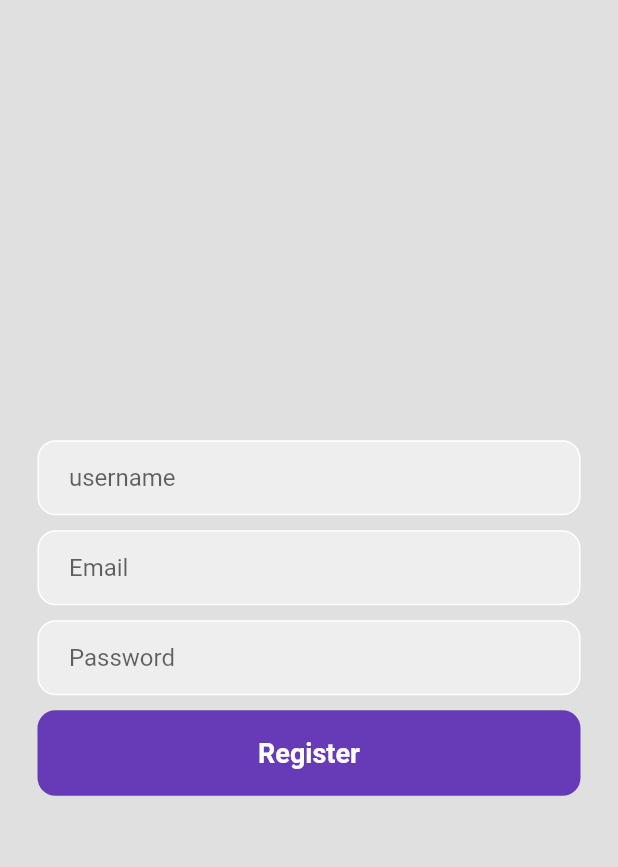
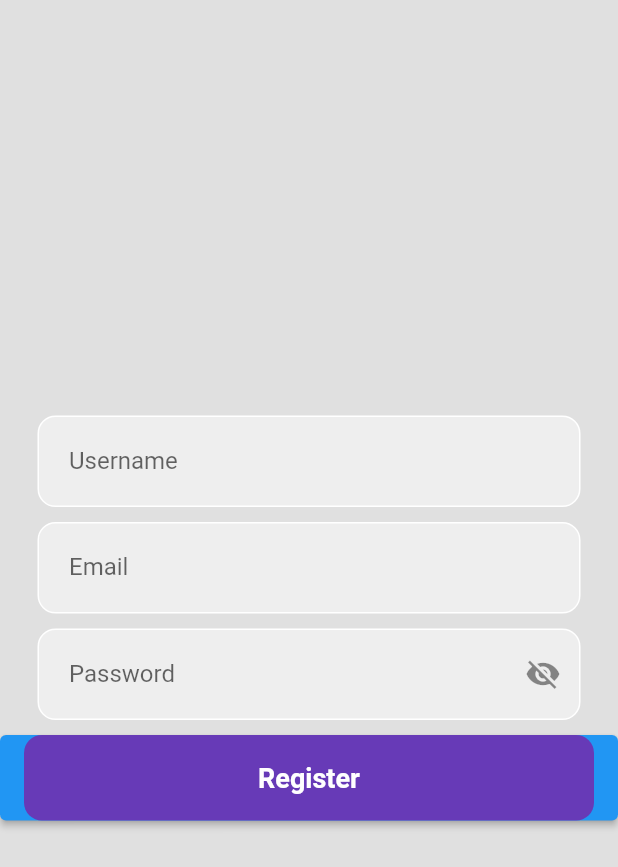
Before and after one commit to MayibongweEyeMagic/med_block_chain, a Flutter app: the screen it shows after launch, after a tap on "Register now", on a phone screen of 412 x 824 dp. Shown: the top 867 px of the screen. Run offline on Flutter 3.47's test engine with Material 2 defaults, Android fonts, the phone set to English and light mode, and no system bars; missing offline and left inert: mongo_dart.

Commit message:
registration/DBconnect

```diff
--- /dev/null
+++ b/lib/database/connectDB.dart
@@ -0,0 +1,21 @@
+import 'package:mongo_dart/mongo_dart.dart' show Db;
+
+import '../model/patient.dart';
+
+
+
+class DBConnection {
+  static var db, userCollection;
+
+  static connect() async {
+    db = await Db.create(
+        "mongodb+srv://siba:blockchain@cluster0.c6dii.mongodb.net/mydatabase");
+    await db.open();
+    userCollection = db.collection("registration");
+  }
+
+  static insert(Patient patient) async {
+    await userCollection.insertAll([patient.toMap()]);
+  }
+
+}
--- a/lib/login_page.dart
+++ /dev/null
@@ -1,145 +0,0 @@
-// ignore_for_file: prefer_const_constructors
-import 'package:flutter/material.dart';
-import 'package:med_block_chain/RegistrationPage.dart';
-
-class LoginPage extends StatefulWidget {
-   const LoginPage({Key? key}) : super(key: key);
-   @override
-  State<LoginPage> createState() => LoginPageState();
-
-  // This widget is the root of your application.
-
-}
-
- class LoginPageState extends State<LoginPage>{
-
- @override
-  Widget build(BuildContext context) {
-    return Scaffold(
-      backgroundColor: Colors.grey[300],
-       body: SafeArea(
-
-        // SafeArea is an important and useful widget in Flutter which makes UI dynamic and adaptive
-        //to a wide variety of devices. While designing the layout of widgets,
-        // we consider different types of devices and their pre-occupied
-          child: Center(
-            child: SingleChildScrollView(
-              child: Column(
-                   mainAxisAlignment: MainAxisAlignment.center,
-                // ignore: prefer_const_literals_to_create_immutables
-                children: [
-                  // ignore: prefer_const_constructors
-                  SizedBox(height: 25),
-                  //welcome back text
-                  // ignore: prefer_const_constructors
-                  Text(
-
-                    "Welcome Back",
-                      style:TextStyle(
-                        fontWeight: FontWeight.bold,
-                        fontSize: 52
-                        )
-                    ),
-                    SizedBox(height: 20),
-
-                    //code for the email textfield
-                    Padding(
-                      padding: const EdgeInsets.symmetric(horizontal: 25.0),
-                      child: Container(
-                        decoration: BoxDecoration(
-                          color: Colors.grey[200],
-                          border: Border.all(color: Colors.white),
-                          borderRadius: BorderRadius.circular(12),
-                        ),
-                        child: Padding(
-                          padding: const EdgeInsets.only(left:20.0),
-                          child: TextField(
-
-                            decoration:InputDecoration(
-                              border: InputBorder.none,
-                              hintText: 'Email',
-                            ),
-                          ),
-                        ),
-                      ),
-                    ),
-                    SizedBox(height: 10),
-                    // code for the Password textfield
-                     Padding(
-                      padding: const EdgeInsets.symmetric(horizontal: 25.0),
-                      child: Container(
-                        decoration: BoxDecoration(
-                          color: Colors.grey[200],
-                          border: Border.all(color: Colors.white),
-                          borderRadius: BorderRadius.circular(12),
-                        ),
-                        child: Padding(
-                          padding: const EdgeInsets.only(left:20.0),
-                          child: TextField(
-                            obscureText: true,
-                            decoration:InputDecoration(
-                              border: InputBorder.none,
-                              hintText: 'Password',
-                            ),
-                          ),
-                        ),
-                      ),
-                    ),
-                  SizedBox(height: 10),
-                 // these is code for the sign in button
-                 Padding(
-                   padding: const EdgeInsets.symmetric(horizontal: 25.0),
-                   child: Container(
-                    padding: EdgeInsets.all(18),
-                    decoration: BoxDecoration(
-                      color: Colors.deepPurple,
-                      borderRadius: BorderRadius.circular(12),
-                      ),
-                    child: Center(
-                      child: Text(
-                        "Login",
-                        style: TextStyle(
-                          color: Colors.white,
-                          fontWeight: FontWeight.bold,
-                          fontSize: 18,
-                          ),
-                      ),
-                    ),
-                   ),
-                 ),
-                 SizedBox(height: 25),
-
-                 // code for Register text
-                 Row(
-                  mainAxisAlignment: MainAxisAlignment.center,
-                   // ignore: prefer_const_literals_to_create_immutables
-                   children: <Widget>[
-                     Text(' dont have an account?',style: TextStyle(
-                      fontWeight: FontWeight.bold,
-                      ),
-                      ),
-                     GestureDetector(
-                       child: Text( ' Register now',style: TextStyle(
-                        color: Colors.blue,
-                        fontWeight: FontWeight.bold,
-                        ),
-                        ),
-                        onTap: (){
-                            Navigator.pushReplacement(context, MaterialPageRoute(builder: (context) => RegistrationPage()));
-
-                        },
-                     ),
-                   ],
-                 ),
-              //mainAxisAlignment: MainAxisAlignment.center,
-
-                    ],),
-            ),
-          ),
-       ),
-
-    );
-  }
-
-
- }
--- a/lib/main.dart
+++ b/lib/main.dart
@@ -1,7 +1,11 @@
 import 'package:flutter/material.dart';
-import 'package:med_block_chain/login_page.dart';
+import 'package:med_block_chain/pages/login_page.dart';
 
-void main() {
+import 'database/connectDB.dart';
+
+void main() async {
+  WidgetsFlutterBinding.ensureInitialized();
+  await DBConnection.connect();
   runApp(const MyApp());
 }
 
--- /dev/null
+++ b/lib/model/patient.dart
@@ -0,0 +1,28 @@
+import 'package:mongo_dart/mongo_dart.dart';
+
+class Patient{
+
+  final ObjectId id;
+  final String username;
+  final String email;
+  final String password;
+
+  const Patient({required this.id, required this.username,
+    required this.email, required this.password});
+
+  Map<String, dynamic> toMap() {
+    return {
+      '_id': id,
+      'username': username,
+      'email': email,
+      'password': password,
+    };
+  }
+
+  Patient.fromMap(Map<String, dynamic> map)
+      : id = map['_id'],
+        username = map['username'],
+        email = map['email'],
+        password = map['password'];
+
+}
--- /dev/null
+++ b/lib/pages/RegistrationPage.dart
@@ -0,0 +1,209 @@
+import 'package:flutter/material.dart';
+// import 'package:med_block_chain/database/connectDB.dart';
+// import 'package:mongo_dart/mongo_dart.dart' as m;
+import 'package:med_block_chain/model/patient.dart';
+// import 'package:email_validator/email_validator.dart';
+
+class RegistrationPage extends StatefulWidget {
+  const RegistrationPage({Key? key}) : super(key: key);
+  @override
+  State<RegistrationPage> createState() => RegistrationPageState();
+
+  // This widget is the root of your application.
+
+}
+
+class RegistrationPageState extends State<RegistrationPage>{
+  bool _isObscure = true;
+  bool _userValidate =false;
+  bool _emailValidate =false;
+  bool _passValidate =false;
+
+  TextEditingController usernameController = TextEditingController();
+  TextEditingController emailController = TextEditingController();
+  TextEditingController passwordController = TextEditingController();
+
+  @override
+  void dispose() {
+    usernameController.dispose();
+    emailController.dispose();
+    passwordController.dispose();
+  }
+
+  @override
+  void initState() {
+    super.initState();
+
+    Future.delayed(Duration.zero, () {
+      setState(() {
+        final Patient patient = ModalRoute.of(context)!.settings.arguments as Patient;
+        usernameController.text = patient.username;
+        emailController.text = patient.email;
+        passwordController.text = patient.password;
+      });
+    });
+  }
+ @override
+  Widget build(BuildContext context) {
+
+    return Scaffold(
+      backgroundColor: Colors.grey[300],
+       body: SafeArea(
+
+        // SafeArea is an important and useful widget in Flutter which makes UI dynamic and adaptive
+        //to a wide variety of devices. While designing the layout of widgets,
+        // we consider different types of devices and their pre-occupied
+          child: Center(
+            child:SingleChildScrollView (
+              child: Column(
+                   mainAxisAlignment: MainAxisAlignment.center,
+                // ignore: prefer_const_literals_to_create_immutables
+                children: [
+                    //code for the username textfield
+                    Padding(
+                      padding: const EdgeInsets.symmetric(horizontal: 25.0),
+                      child: Container(
+                        decoration: BoxDecoration(
+                          color: Colors.grey[200],
+                          border: Border.all(color: Colors.white),
+                          borderRadius: BorderRadius.circular(12),
+                        ),
+                        child: Padding(
+                          padding: const EdgeInsets.only(left:20.0),
+                          child: TextField(
+                            controller: usernameController,
+                            keyboardType: TextInputType.name,
+                            decoration: InputDecoration(
+                              border: InputBorder.none,
+                              labelText: 'Username',
+                              errorText: _userValidate ? 'Username can\'t be empty' : null,
+                            ),
+                          ),
+                        ),
+                      ),
+                    ),
+                    const SizedBox(height: 10),
+
+                    //code for the email textfield
+                    Padding(
+                      padding: const EdgeInsets.symmetric(horizontal: 25.0),
+                      child: Container(
+                        decoration: BoxDecoration(
+                          color: Colors.grey[200],
+                          border: Border.all(color: Colors.white),
+                          borderRadius: BorderRadius.circular(12),
+                        ),
+                        child: Padding(
+                          padding: const EdgeInsets.only(left:20.0),
+                          child: TextField(
+                            controller: emailController,
+                            keyboardType: TextInputType.emailAddress,
+                            decoration: InputDecoration(
+                              border: InputBorder.none,
+                              labelText: 'Email',
+                              errorText: _emailValidate ? 'Email can\'t be empty' : null,
+                            ),
+                          ),
+                        ),
+                      ),
+                    ),
+                    const SizedBox(height: 10),
+                    // code for the Password textfield
+                     Padding(
+                      padding: const EdgeInsets.symmetric(horizontal: 25.0),
+                      child: Container(
+                        decoration: BoxDecoration(
+                          color: Colors.grey[200],
+                          border: Border.all(color: Colors.white),
+                          borderRadius: BorderRadius.circular(12),
+                        ),
+                        child: Padding(
+                          padding: const EdgeInsets.only(left:20.0),
+                          child: TextField(
+                            controller: passwordController,
+                            obscureText: _isObscure,
+                            decoration:InputDecoration(
+                              border: InputBorder.none,
+                              labelText: 'Password',
+                              errorText: _passValidate ? 'Password can\'t be empty' : null,
+                              suffixIcon: IconButton(
+                                  onPressed: () {
+                                    setState(() {
+                                      _isObscure = !_isObscure;
+                                    });
+                                  },
+                                  icon: Icon(
+                                    _isObscure ? Icons.visibility_off : Icons.visibility,
+                                  ),
+                              )
+                            ),
+                          ),
+                        ),
+                      ),
+                    ),
+                  const SizedBox(height: 10),
+                 // these is code for  the sign in button
+                 ElevatedButton(
+                   // padding: const EdgeInsets.symmetric(horizontal: 25.0),
+                   onPressed: () {
+                     checkIsEmpty(usernameController.text,
+                         emailController.text, passwordController.text);
+                   },
+                   child: Container(
+                    padding: const EdgeInsets.all(18),
+                    decoration: BoxDecoration(
+                      color: Colors.deepPurple,
+                      borderRadius: BorderRadius.circular(12),
+                      ),
+                    child: const Center(
+                      child: Text(
+                        "Register",
+                        style: TextStyle(
+                          color: Colors.white,
+                          fontWeight: FontWeight.bold,
+                          fontSize: 18,
+                          ),
+                      ),
+                    ),
+                   ),
+                 ),
+
+                    ],),
+            ),
+          ),
+       ),
+
+    );
+  }
+  void insertUser() async {
+    // final patient = Patient(
+    //   id: m.ObjectId(),
+    //   username: usernameController.text,
+    //   email: emailController.text,
+    //   password: passwordController.text,
+    // );
+    // await DBConnection.insert(patient);
+    print(usernameController.text);
+    print(emailController.text);
+    print(passwordController.text);
+  }
+
+  void checkIsEmpty(String username, String email, String password) async {
+    if (username.isEmpty || email.isEmpty || password.isEmpty)
+    {
+      setState(() {
+        username.isEmpty ? _userValidate = true : _userValidate = false;
+        email.isEmpty ? _emailValidate = true : _emailValidate = false;
+        password.isEmpty ? _passValidate = true : _passValidate = false;
+      });
+    }
+
+    // else if()
+    // {
+    //
+    // }
+
+  }
+
+
+}
--- a/lib/RegistrationPage.dart
+++ b/lib/pages/login_page.dart
@@ -1,15 +1,17 @@
+// ignore_for_file: prefer_const_constructors
 import 'package:flutter/material.dart';
+import 'package:med_block_chain/pages/RegistrationPage.dart';
 
-class RegistrationPage extends StatefulWidget {
-   const RegistrationPage({Key? key}) : super(key: key);
+class LoginPage extends StatefulWidget {
+   const LoginPage({Key? key}) : super(key: key);
    @override
-  State<RegistrationPage> createState() => RegistrationPageState();
+  State<LoginPage> createState() => LoginPageState();
 
   // This widget is the root of your application.
 
 }
 
- class RegistrationPageState extends State<RegistrationPage>{
+ class LoginPageState extends State<LoginPage>{
 
  @override
   Widget build(BuildContext context) {
@@ -21,32 +23,24 @@ class RegistrationPage extends StatefulWidget {
         //to a wide variety of devices. While designing the layout of widgets,
         // we consider different types of devices and their pre-occupied
           child: Center(
-            child:SingleChildScrollView (
+            child: SingleChildScrollView(
               child: Column(
                    mainAxisAlignment: MainAxisAlignment.center,
                 // ignore: prefer_const_literals_to_create_immutables
                 children: [
-                    //code for the username textfield
-                    Padding(
-                      padding: const EdgeInsets.symmetric(horizontal: 25.0),
-                      child: Container(
-                        decoration: BoxDecoration(
-                          color: Colors.grey[200],
-                          border: Border.all(color: Colors.white),
-                          borderRadius: BorderRadius.circular(12),
-                        ),
-                        child: Padding(
-                          padding: const EdgeInsets.only(left:20.0),
-                          child: TextField(
-                            decoration:InputDecoration(
-                              border: InputBorder.none,
-                              hintText: 'username',
-                            ),
-                          ),
-                        ),
-                      ),
+                  // ignore: prefer_const_constructors
+                  SizedBox(height: 25),
+                  //welcome back text
+                  // ignore: prefer_const_constructors
+                  Text(
+
+                    "Welcome Back",
+                      style:TextStyle(
+                        fontWeight: FontWeight.bold,
+                        fontSize: 52
+                        )
                     ),
-                    SizedBox(height: 10),
+                    SizedBox(height: 20),
 
                     //code for the email textfield
                     Padding(
@@ -60,6 +54,7 @@ class RegistrationPage extends StatefulWidget {
                         child: Padding(
                           padding: const EdgeInsets.only(left:20.0),
                           child: TextField(
+
                             decoration:InputDecoration(
                               border: InputBorder.none,
                               hintText: 'Email',
@@ -91,7 +86,7 @@ class RegistrationPage extends StatefulWidget {
                       ),
                     ),
                   SizedBox(height: 10),
-                 // these is code for  the sign in button
+                 // these is code for the sign in button
                  Padding(
                    padding: const EdgeInsets.symmetric(horizontal: 25.0),
                    child: Container(
@@ -102,7 +97,7 @@ class RegistrationPage extends StatefulWidget {
                       ),
                     child: Center(
                       child: Text(
-                        "Register",
+                        "Login",
                         style: TextStyle(
                           color: Colors.white,
                           fontWeight: FontWeight.bold,
@@ -112,6 +107,33 @@ class RegistrationPage extends StatefulWidget {
                     ),
                    ),
                  ),
+                 SizedBox(height: 25),
+
+                 // code for Register text
+                 Row(
+                  mainAxisAlignment: MainAxisAlignment.center,
+                   // ignore: prefer_const_literals_to_create_immutables
+                   children: <Widget>[
+                     Text(' dont have an account?',style: TextStyle(
+                      fontWeight: FontWeight.bold,
+                      ),
+                      ),
+                     GestureDetector(
+                       child: Text( ' Register now',style: TextStyle(
+                        color: Colors.blue,
+                        fontWeight: FontWeight.bold,
+                        ),
+                        ),
+                        onTap: (){
+                            Navigator.push(
+                                context,
+                                MaterialPageRoute(builder: (context) => RegistrationPage()));
+
+                        },
+                     ),
+                   ],
+                 ),
+              //mainAxisAlignment: MainAxisAlignment.center,
 
                     ],),
             ),
--- a/pubspec.yaml
+++ b/pubspec.yaml
@@ -18,7 +18,7 @@ publish_to: 'none' # Remove this line if you wish to publish to pub.dev
 version: 1.0.0+1
 
 environment:
-  sdk: '>=2.18.0-165.1.beta <3.0.0'
+  sdk: '>=2.17.0-165.1.beta <3.0.0'
 
 # Dependencies specify other packages that your package needs in order to work.
 # To automatically upgrade your package dependencies to the latest versions
@@ -27,6 +27,10 @@ environment:
 # the latest version available on pub.dev. To see which dependencies have newer
 # versions available, run `flutter pub outdated`.
 dependencies:
+  email_validator: ^2.0.1
+  mongo_dart:
+    git:
+      url: https://github.com/mongo-dart/mongo_dart.git
   flutter:
     sdk: flutter
 
```
Also changed, not shown: pubspec.lock, 1 other file.
